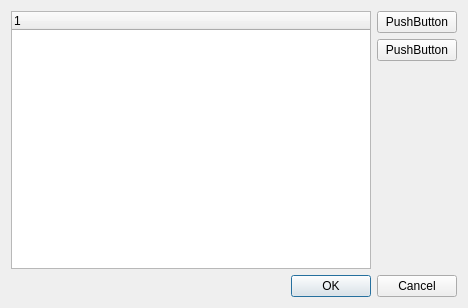
First picture: the form in u7/DialogSubsystemListEditor.ui, repository whiteman-kr/u7set, before the edit.
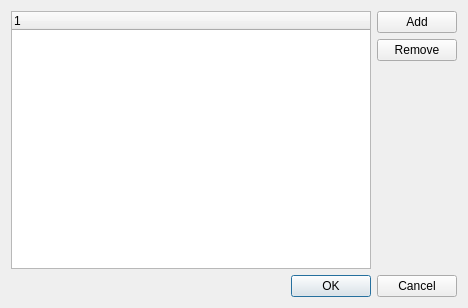
Second picture: the form after the edit.

Commit message: u7: small subsystem storage improvements

Patch:
```diff
--- a/u7/DialogSubsystemListEditor.ui
+++ b/u7/DialogSubsystemListEditor.ui
@@ -38,14 +38,14 @@
          <item>
           <widget class="QPushButton" name="m_add">
            <property name="text">
-            <string>PushButton</string>
+            <string>Add</string>
            </property>
           </widget>
          </item>
          <item>
           <widget class="QPushButton" name="m_remove">
            <property name="text">
-            <string>PushButton</string>
+            <string>Remove</string>
            </property>
           </widget>
          </item>
```
The commit also changes 2 other files.
